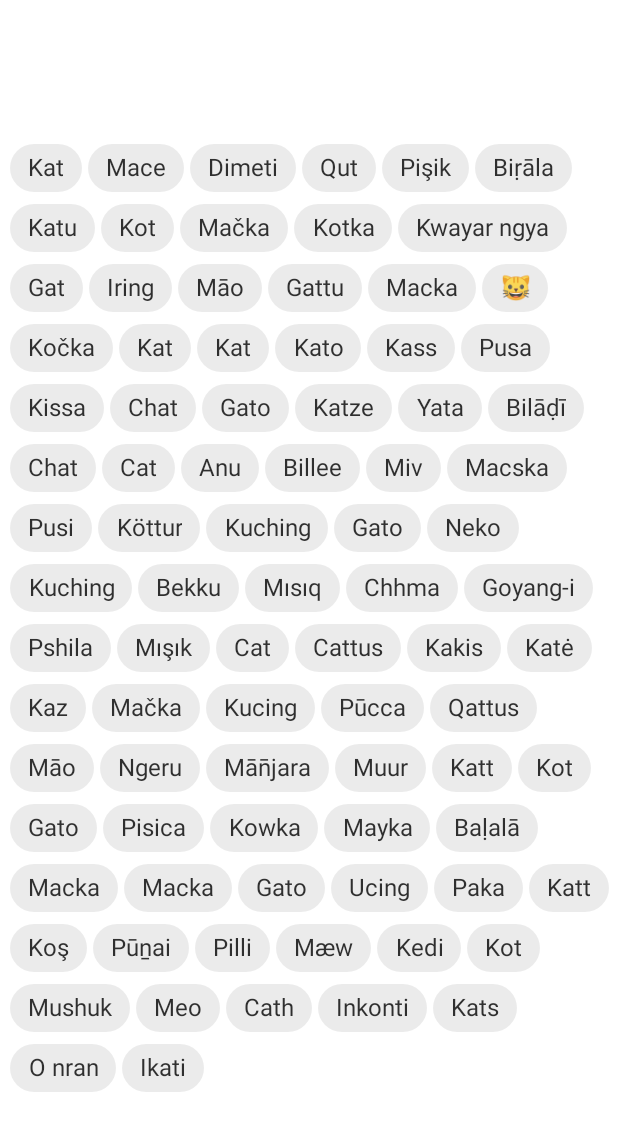
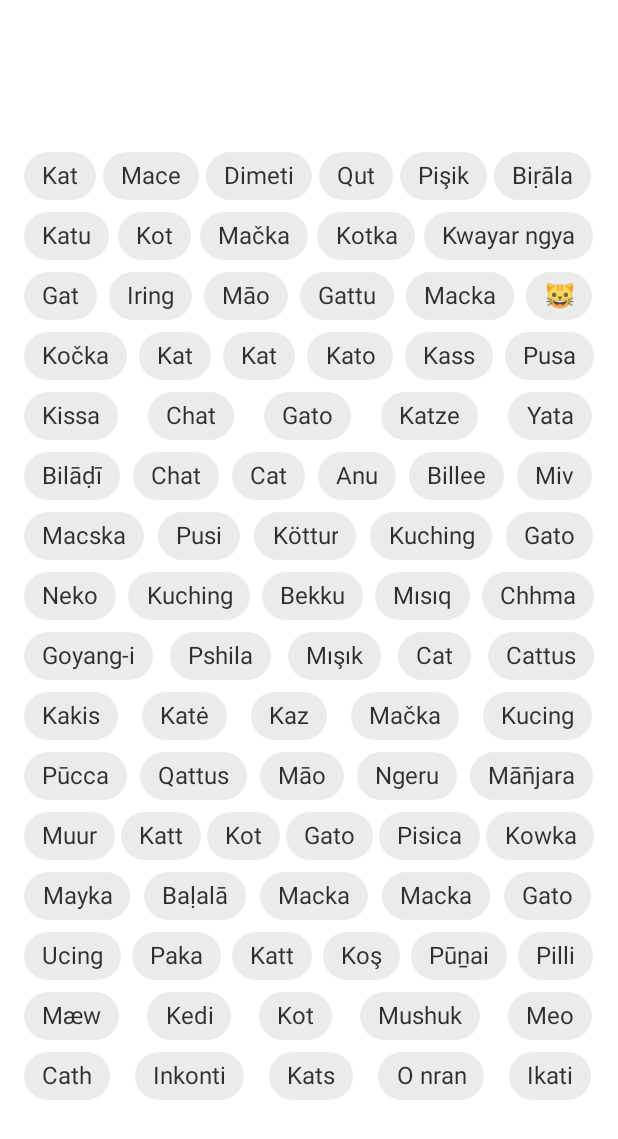
Before and after one commit to st235/FlowLayout, an Android app: the screen it shows after launch (MainActivity), on a phone screen of 412 x 824 dp. Shown: the top 1139 px of the screen. Run offline under Robolectric (Android 15) with nearby library versions, the phone set to English and light mode, and no system bars.

Commit message:
avoided possible zero devision.

```diff
--- a/app/src/main/res/layout/activity_main.xml
+++ b/app/src/main/res/layout/activity_main.xml
@@ -9,12 +9,16 @@
 
     <st235.com.github.flow_layout.FlowLayout
         android:id="@+id/flowLayout"
-        android:layout_width="wrap_content"
+        android:layout_width="0dp"
         android:layout_height="wrap_content"
+        android:layout_marginBottom="4dp"
+        android:layout_marginLeft="14dp"
+        android:layout_marginRight="14dp"
+        android:layout_marginTop="14dp"
         app:layout_constraintBottom_toBottomOf="parent"
         app:layout_constraintLeft_toLeftOf="parent"
         app:layout_constraintRight_toRightOf="parent"
         app:layout_constraintTop_toTopOf="parent"
-        app:fl_gravity="left" />
+        app:fl_gravity="justify" />
 
 </androidx.constraintlayout.widget.ConstraintLayout>
--- a/flow-layout/build.gradle
+++ b/flow-layout/build.gradle
@@ -16,7 +16,7 @@ publish {
     userOrg = 'st235'
     groupId = 'com.github.st235'
     artifactId = 'flow-layout'
-    publishVersion = '1.1.0'
+    publishVersion = '1.1.1'
     desc = 'Let your views flow.'
     website = 'https://github.com/st235/FlowLayout'
 }
@@ -29,7 +29,7 @@ android {
         minSdkVersion 16
         targetSdkVersion 29
         versionCode 1
-        versionName "1.0.0"
+        versionName "1.1.1"
 
         consumerProguardFiles 'consumer-rules.pro'
     }
--- a/flow-layout/src/main/java/st235/com/github/flow_layout/layout/JustifyLayoutDelegate.kt
+++ b/flow-layout/src/main/java/st235/com/github/flow_layout/layout/JustifyLayoutDelegate.kt
@@ -21,7 +21,7 @@ internal class JustifyLayoutDelegate: LayoutDelegate {
 
             var currentRow = 0
             var currentChildCount = 0
-            var justifyWidth = (layoutWidth - widths[currentRow].width) / (widths[currentRow].childCount - 1)
+            var justifyWidth = getJustifyWidth(layoutWidth,widths[currentRow].width, widths[currentRow].childCount)
             var currentLeft = layoutLeft
             var currentTop = layoutTop
 
@@ -48,7 +48,7 @@ internal class JustifyLayoutDelegate: LayoutDelegate {
                     currentRow++
                     currentLeft = layoutLeft
                     currentTop += maxRowHeight
-                    justifyWidth = (layoutWidth - widths[currentRow].width) / (widths[currentRow].childCount - 1)
+                    justifyWidth = getJustifyWidth(layoutWidth,widths[currentRow].width, widths[currentRow].childCount)
                     maxRowHeight = 0
                     currentChildCount = 1
                 }
@@ -68,4 +68,12 @@ internal class JustifyLayoutDelegate: LayoutDelegate {
             }
         }
     }
+
+    private fun getJustifyWidth(layoutWidth: Int, rowWidth: Int, childCount: Int): Int {
+        if (childCount <= 1) {
+            return layoutWidth - rowWidth
+        }
+
+        return (layoutWidth - rowWidth) / (childCount - 1)
+    }
 }
```
